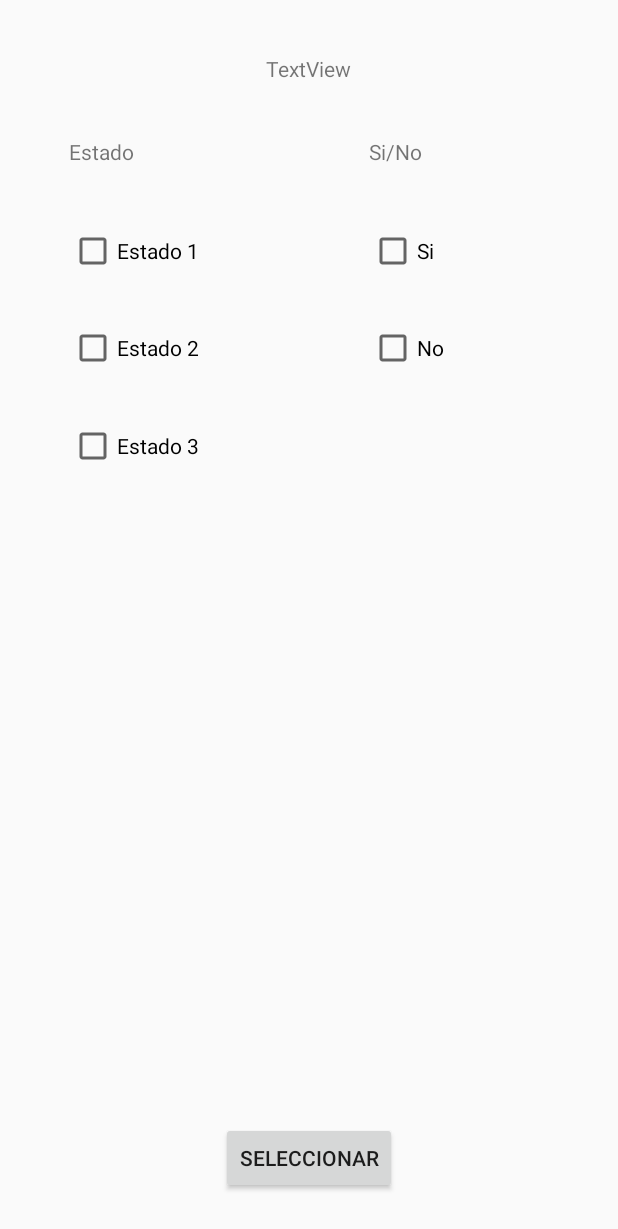
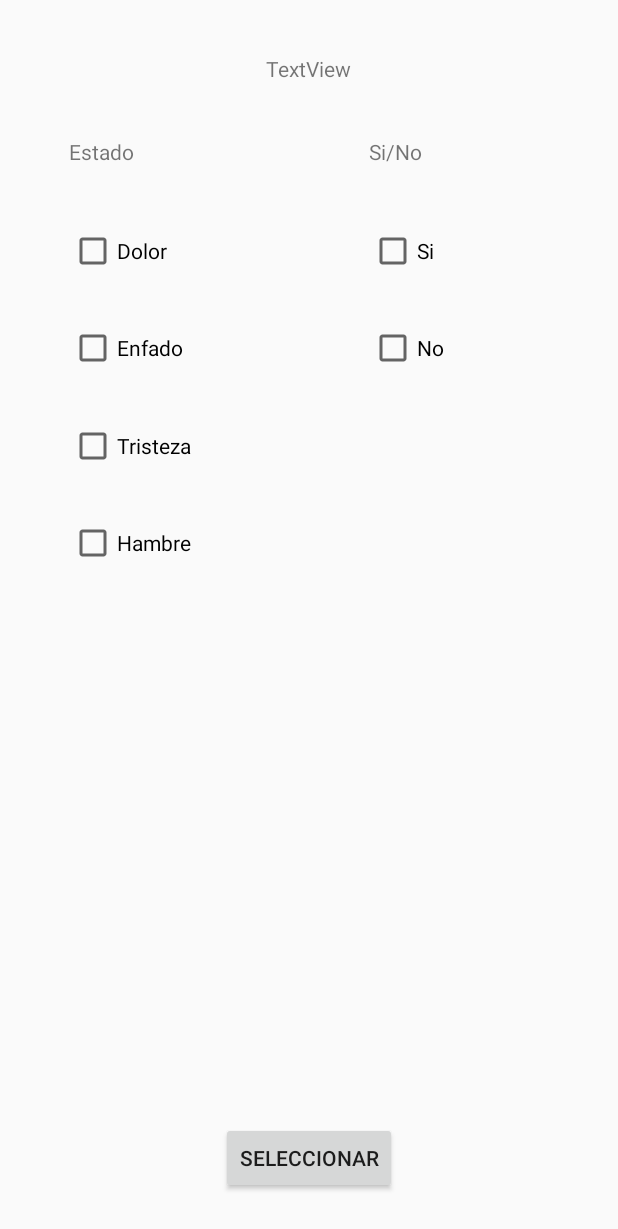
Before and after one commit to Josemi/AVC-TFG, an Android app: the layout activity_estado.xml on its own in the app's theme, with its tools: preview values and no code run, on a phone screen of 412 x 824 dp. Shown: the top 1229 px of the screen. Run offline under Robolectric (Android 15) with nearby library versions, the phone set to English and light mode, and no system bars.

Commit message:
Cambiado los estados
Cambiado los estados #45

```diff
--- a/app/AplicacionGSAudios/app/src/main/java/com/example/josemi/aplicacingsaudios/EstadoActivity.java
+++ b/app/AplicacionGSAudios/app/src/main/java/com/example/josemi/aplicacingsaudios/EstadoActivity.java
@@ -35,7 +35,7 @@ public class EstadoActivity extends AppCompatActivity {
     //Variables
     private String paciente,ruta,nf,csv; //Strings con el nombre del paciente, la ruta, el nombre del fichero y el nombre del csv
     private TextView texto; //TextView que se muestra en la parte superior de la pantalla
-    private CheckBox es1,es2,es3,si,no; //Checkbox con las opciones de los estamos
+    private CheckBox es1,es2,es3,es4,si,no; //Checkbox con las opciones de los estamos
     private Button selec; //Botón selec
     private List<CheckBox> checksEs,checksSN; //Lista de los distintos checkbox
     private File acsv; //Archivo
@@ -70,6 +70,8 @@ public class EstadoActivity extends AppCompatActivity {
         checksEs.add(es2);
         es3 = findViewById(R.id.es3);
         checksEs.add(es3);
+        es4= findViewById(R.id.es4);
+        checksEs.add(es4);
         si = findViewById(R.id.si);
         checksSN.add(si);
         no = findViewById(R.id.no);
--- a/app/AplicacionGSAudios/app/src/main/res/layout/activity_estado.xml
+++ b/app/AplicacionGSAudios/app/src/main/res/layout/activity_estado.xml
@@ -55,7 +55,7 @@
         android:layout_alignParentTop="true"
         android:layout_marginStart="46dp"
         android:layout_marginTop="151dp"
-        android:text="Estado 1" />
+        android:text="Dolor" />
 
     <CheckBox
         android:id="@+id/si"
@@ -83,7 +83,7 @@
         android:layout_alignParentTop="true"
         android:layout_marginStart="46dp"
         android:layout_marginTop="216dp"
-        android:text="Estado 2" />
+        android:text="Enfado" />
 
     <CheckBox
         android:id="@+id/es3"
@@ -92,8 +92,16 @@
         android:layout_alignParentTop="true"
         android:layout_marginStart="46dp"
         android:layout_marginTop="281dp"
-        android:text="Estado 3" />
+        android:text="Tristeza" />
 
+    <CheckBox
+        android:id="@+id/es4"
+        android:layout_width="wrap_content"
+        android:layout_height="wrap_content"
+        android:layout_alignParentTop="true"
+        android:layout_marginStart="46dp"
+        android:layout_marginTop="346dp"
+        android:text="Hambre" />
 
 
 </RelativeLayout>
```
Also changed, not shown: app/AplicacionGSAudios/app/src/main/java/com/example/josemi/aplicacingsaudios/MainActivity.java (+5 -4 lines).
